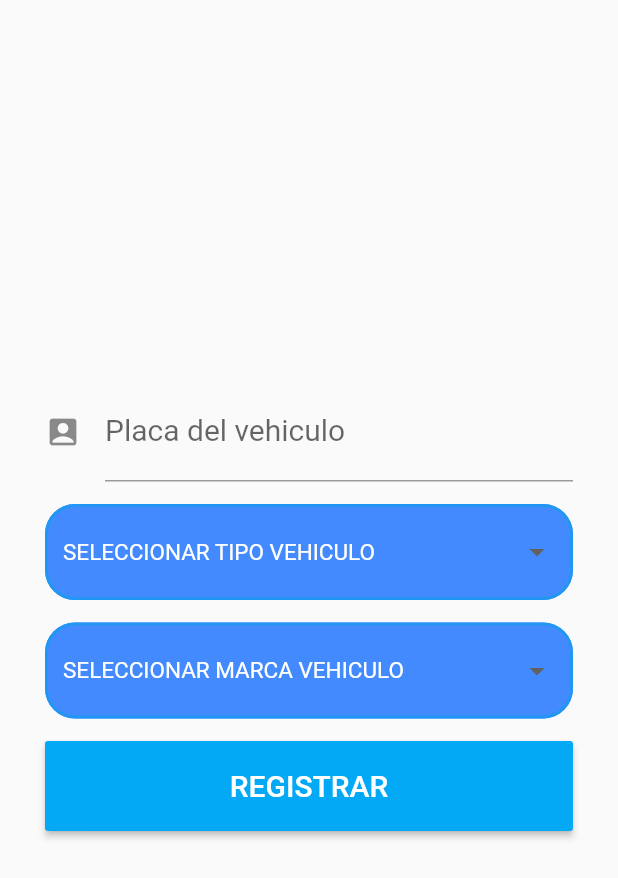
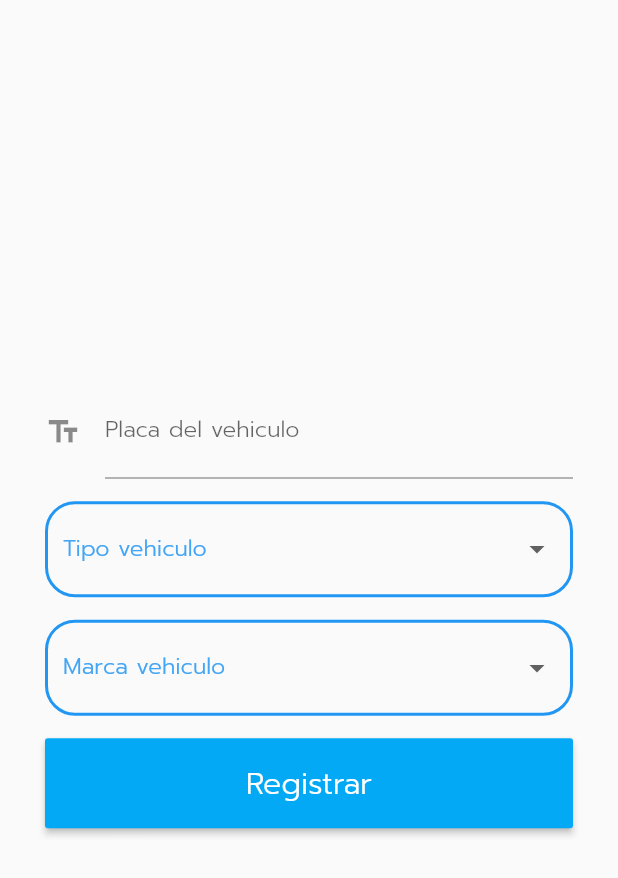
Before and after one commit to hildelbrandocorreasalcedo/best_parking_app, a Flutter app: the AgregarParqueo screen opened directly, on a phone screen of 412 x 824 dp. Shown: the top 878 px of the screen. Run offline on Flutter 3.47's test engine with Material 2 defaults, Android fonts, the phone set to English and light mode, and no system bars; our stand-ins replace curved_navigation_bar, get.

Commit message:
Fuentes y mas diseño

```diff
--- a/lib/main.dart
+++ b/lib/main.dart
@@ -2,5 +2,8 @@ import 'package:best_parking_app/pages/app.dart';
 import 'package:flutter/material.dart';
 
 void main() {
-  runApp(MyApp());
+  runApp(MaterialApp(
+      debugShowCheckedModeBanner: false,
+      theme: ThemeData(fontFamily: 'Nunito'),
+      home: MyApp()));
 }
--- a/lib/pages/adicionar.dart
+++ b/lib/pages/adicionar.dart
@@ -27,8 +27,8 @@ class _AgregarParqueoState extends State<AgregarParqueo> {
   TextEditingController controlvalorhora = TextEditingController();
   TextEditingController controltotalpagar = TextEditingController();
 
-  String selectedValue1 = 'SELECCIONAR TIPO VEHICULO';
-  String selectedValue2 = 'SELECCIONAR MARCA VEHICULO';
+  String selectedValue1 = 'Tipo vehiculo';
+  String selectedValue2 = 'Marca vehiculo';
   String seleccionado_1 = "";
   late DateTime? horaentrada;
 
@@ -46,11 +46,12 @@ class _AgregarParqueoState extends State<AgregarParqueo> {
                   cursorColor: Colors.red.shade400,
                   style: TextStyle(
                     color: Colors.black,
-                    fontSize: 20,
+                    fontSize: 15,
+                    fontFamily: 'Prompt',
                   ),
                   controller: controlplaca,
                   decoration: InputDecoration(
-                      icon: Icon(Icons.account_box),
+                      icon: Icon(Icons.text_fields_sharp),
                       labelText: 'Placa del vehiculo'),
                   onChanged: (value) {},
                 ),
@@ -71,12 +72,15 @@ class _AgregarParqueoState extends State<AgregarParqueo> {
                       borderRadius: BorderRadius.circular(20),
                     ),
                     filled: true,
-                    fillColor: Colors.blueAccent,
+                    fillColor: Colors.transparent,
                   ),
                   validator: (value) =>
                       value == null ? "Select a country" : null,
-                  dropdownColor: Colors.blueAccent,
-                  style: TextStyle(color: Colors.white, fontSize: 15),
+                  dropdownColor: Colors.white,
+                  style: TextStyle(
+                      color: Colors.blue.shade400,
+                      fontSize: 15,
+                      fontFamily: 'Prompt'),
                   value: selectedValue1,
                   onChanged: (String? newValue) {
                     setState(() {
@@ -84,7 +88,7 @@ class _AgregarParqueoState extends State<AgregarParqueo> {
                       controltipo.text = newValue;
                     });
                   },
-                  items: <String>['SELECCIONAR TIPO VEHICULO', 'CARRO', 'MOTO']
+                  items: <String>['Tipo vehiculo', 'CARRO', 'MOTO']
                       .map<DropdownMenuItem<String>>((String value) {
                     return DropdownMenuItem<String>(
                       value: value,
@@ -109,12 +113,15 @@ class _AgregarParqueoState extends State<AgregarParqueo> {
                       borderRadius: BorderRadius.circular(20),
                     ),
                     filled: true,
-                    fillColor: Colors.blueAccent,
+                    fillColor: Colors.transparent,
                   ),
                   validator: (value) =>
-                      value == null ? "Select a country" : null,
-                  dropdownColor: Colors.blueAccent,
-                  style: TextStyle(color: Colors.white, fontSize: 15),
+                      value == null ? "Seleccione una Marca" : null,
+                  dropdownColor: Colors.white,
+                  style: TextStyle(
+                      color: Colors.blue.shade400,
+                      fontSize: 15,
+                      fontFamily: 'Prompt'),
                   value: selectedValue2,
                   onChanged: (String? newValue) {
                     setState(() {
@@ -122,11 +129,8 @@ class _AgregarParqueoState extends State<AgregarParqueo> {
                       controlmarca.text = newValue;
                     });
                   },
-                  items: <String>[
-                    'SELECCIONAR MARCA VEHICULO',
-                    'MAZDA',
-                    'TOYOTA'
-                  ].map<DropdownMenuItem<String>>((String value) {
+                  items: <String>['Marca vehiculo', 'MAZDA', 'TOYOTA']
+                      .map<DropdownMenuItem<String>>((String value) {
                     return DropdownMenuItem<String>(
                       value: value,
                       child: Text(value),
@@ -215,8 +219,11 @@ class _AgregarParqueoState extends State<AgregarParqueo> {
                     }
                   },
                   color: Colors.lightBlue,
-                  child: Text('REGISTRAR',
-                      style: TextStyle(color: Colors.white, fontSize: 20)),
+                  child: Text('Registrar',
+                      style: TextStyle(
+                          color: Colors.white,
+                          fontSize: 20,
+                          fontFamily: 'Prompt')),
                 ),
               ),
             ],
--- a/lib/pages/app.dart
+++ b/lib/pages/app.dart
@@ -1,3 +1,4 @@
+import 'package:best_parking_app/pages/adicionar.dart';
 import 'package:best_parking_app/pages/lista.dart';
 import 'package:flutter/material.dart';
 import 'login.dart';
@@ -12,6 +13,7 @@ class MyApp extends StatelessWidget {
       title: 'BestParkingAPP',
       theme: ThemeData(
         visualDensity: VisualDensity.adaptivePlatformDensity,
+        fontFamily: 'Prompt',
       ),
       initialRoute: LoginPage.id,
       routes: {
```
Also changed, not shown: lib/pages/lista.dart (+5 -6 lines), lib/pages/login.dart (+5 -6 lines), lib/pages/perfil.dart (+15 -1 lines), lib/pages/retirarVehiculo.dart (+13 -9 lines), lib/pages/salidavehiculo.dart (+5 -6 lines), pubspec.yaml (+12 -0 lines), fonts/HeadlandOne-Regular.ttf (added), fonts/Nunito-Italic-VariableFont_wght.ttf (added), fonts/Nunito-VariableFont_wght.ttf (added), fonts/Prompt-Light.ttf (added).
